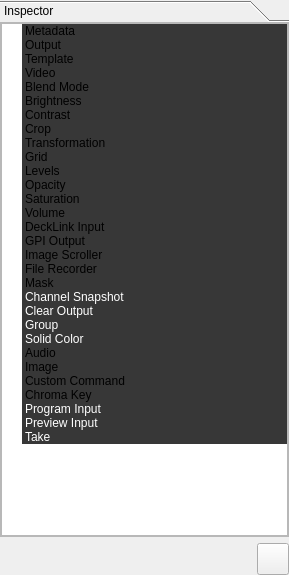
Before: the Qt Designer form src/Widgets/Inspector/InspectorWidget.ui in CasparCG/client, drawn with Qt 5.
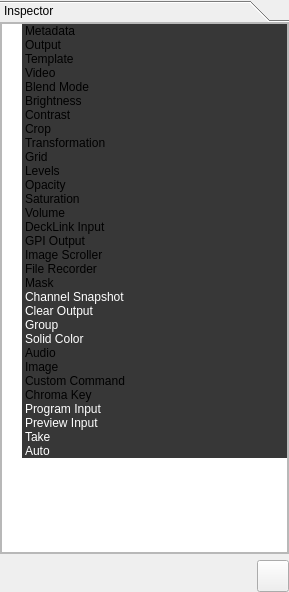
After: the same form once the commit is applied.

The edit to the form file:
```diff
--- a/src/Widgets/Inspector/InspectorWidget.ui
+++ b/src/Widgets/Inspector/InspectorWidget.ui
@@ -7,7 +7,7 @@
     <x>0</x>
     <y>0</y>
     <width>289</width>
-    <height>575</height>
+    <height>592</height>
    </rect>
   </property>
   <property name="sizePolicy">
@@ -49,7 +49,7 @@
         <x>0</x>
         <y>0</y>
         <width>289</width>
-        <height>514</height>
+        <height>531</height>
        </rect>
       </property>
       <property name="sizePolicy">
@@ -85,7 +85,7 @@
             <x>0</x>
             <y>0</y>
             <width>287</width>
-            <height>512</height>
+            <height>529</height>
            </rect>
           </property>
           <layout class="QVBoxLayout" name="verticalLayout_3">
@@ -810,6 +810,29 @@
                </brush>
               </property>
              </item>
+             <item>
+              <property name="text">
+               <string>Auto</string>
+              </property>
+              <property name="background">
+               <brush brushstyle="SolidPattern">
+                <color alpha="255">
+                 <red>55</red>
+                 <green>55</green>
+                 <blue>55</blue>
+                </color>
+               </brush>
+              </property>
+              <property name="foreground">
+               <brush brushstyle="SolidPattern">
+                <color alpha="255">
+                 <red>255</red>
+                 <green>255</green>
+                 <blue>255</blue>
+                </color>
+               </brush>
+              </property>
+             </item>
             </widget>
            </item>
           </layout>
```
